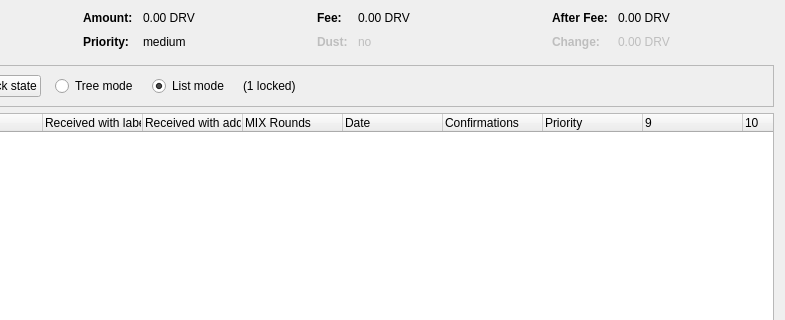
Qt form src/qt/forms/coincontroldialog.ui (nashsclay/DraviteFlex-1) before a commit; both pictures show x 169 to 954 and y 0 to 320 of the 954 by 500 pixel window.
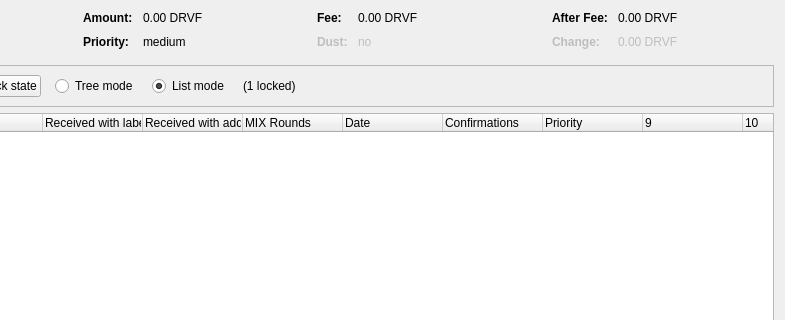
The same form after that commit. Custom widgets are drawn as their Qt base class.

```diff
--- a/src/qt/forms/coincontroldialog.ui
+++ b/src/qt/forms/coincontroldialog.ui
@@ -132,7 +132,7 @@
           <enum>Qt::ActionsContextMenu</enum>
          </property>
          <property name="text">
-          <string notr="true">0.00 DRV</string>
+          <string notr="true">0.00 DRVF</string>
          </property>
          <property name="textInteractionFlags">
           <set>Qt::LinksAccessibleByMouse|Qt::TextSelectableByKeyboard|Qt::TextSelectableByMouse</set>
@@ -206,7 +206,7 @@
           <enum>Qt::ActionsContextMenu</enum>
          </property>
          <property name="text">
-          <string notr="true">0.00 DRV</string>
+          <string notr="true">0.00 DRVF</string>
          </property>
          <property name="textInteractionFlags">
           <set>Qt::LinksAccessibleByMouse|Qt::TextSelectableByKeyboard|Qt::TextSelectableByMouse</set>
@@ -286,7 +286,7 @@
           <enum>Qt::ActionsContextMenu</enum>
          </property>
          <property name="text">
-          <string notr="true">0.00 DRV</string>
+          <string notr="true">0.00 DRVF</string>
          </property>
          <property name="textInteractionFlags">
           <set>Qt::LinksAccessibleByMouse|Qt::TextSelectableByKeyboard|Qt::TextSelectableByMouse</set>
@@ -321,7 +321,7 @@
           <enum>Qt::ActionsContextMenu</enum>
          </property>
          <property name="text">
-          <string notr="true">0.00 DRV</string>
+          <string notr="true">0.00 DRVF</string>
          </property>
          <property name="textInteractionFlags">
           <set>Qt::LinksAccessibleByMouse|Qt::TextSelectableByKeyboard|Qt::TextSelectableByMouse</set>
```
